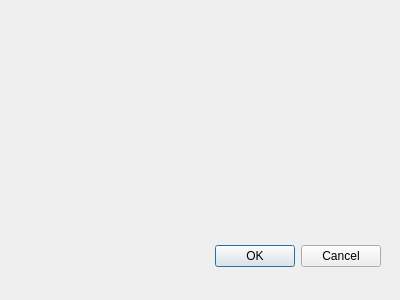
This is QtWorkoutSelectionWindow.ui in Nicholas-LeBoeuf/WorkoutAppFinal as Qt 5 draws it before an edit. The edited form follows.
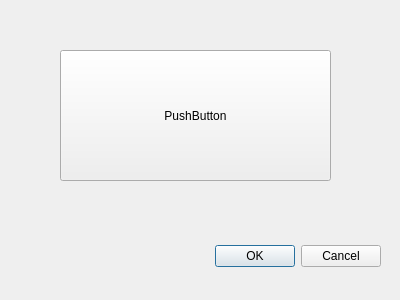
This is the edited form.

```diff
--- a/QtWorkoutSelectionWindow.ui
+++ b/QtWorkoutSelectionWindow.ui
@@ -29,6 +29,19 @@
     <set>QDialogButtonBox::Cancel|QDialogButtonBox::Ok</set>
    </property>
   </widget>
+  <widget class="QPushButton" name="dialogPushButton">
+   <property name="geometry">
+    <rect>
+     <x>60</x>
+     <y>50</y>
+     <width>271</width>
+     <height>131</height>
+    </rect>
+   </property>
+   <property name="text">
+    <string>PushButton</string>
+   </property>
+  </widget>
  </widget>
  <resources/>
  <connections>
```
